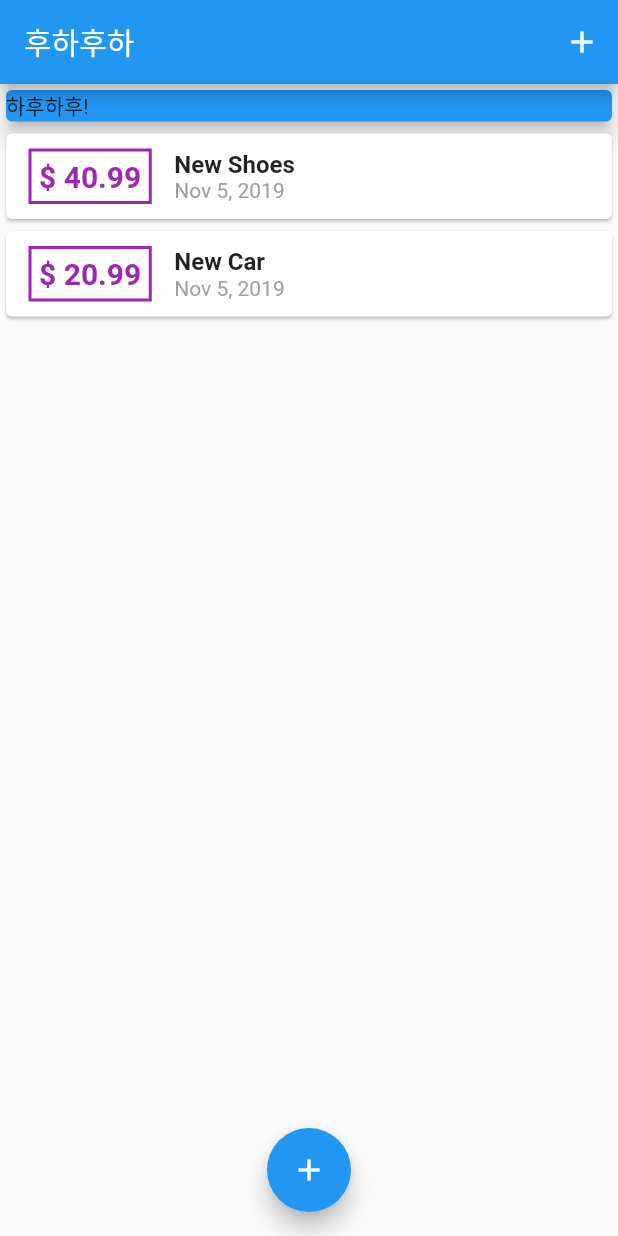
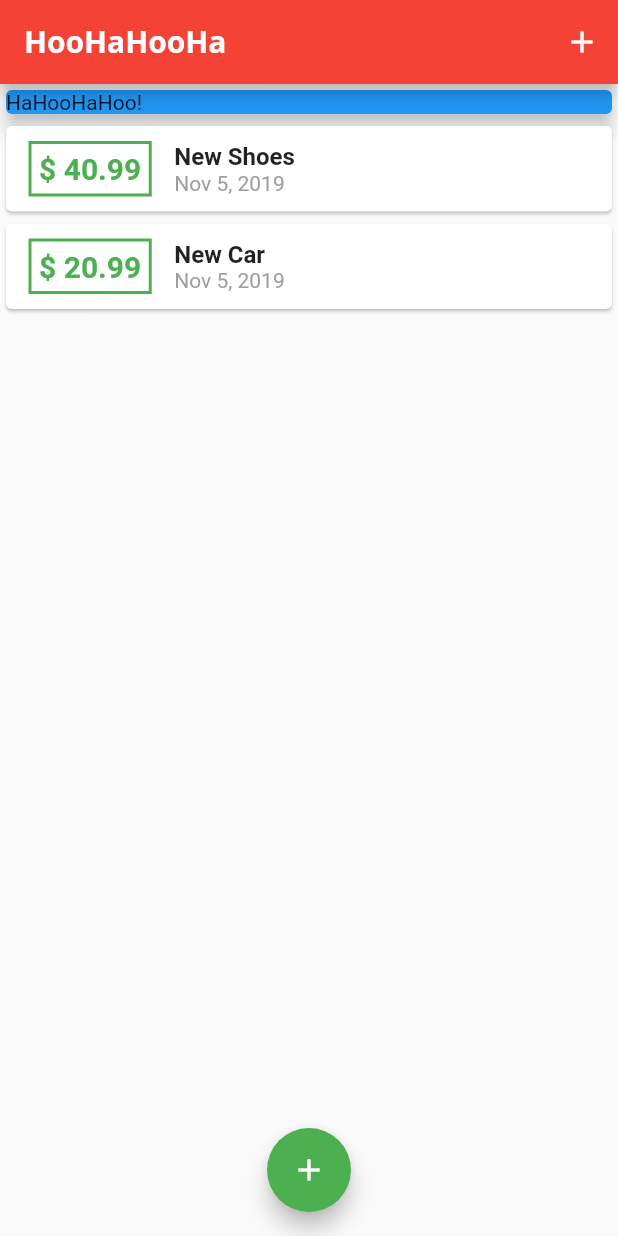
Before and after one commit to Jeff-EunKee-Kim/expense_app, a Flutter app: the screen it shows after launch, on a phone screen of 412 x 824 dp. Run offline on Flutter 3.47's test engine with Material 2 defaults, Android fonts, the phone set to English and light mode, and no system bars; Roboto replaces fonts that are missing (Open Sans).

Commit message:
changed theme

```diff
--- a/lib/main.dart
+++ b/lib/main.dart
@@ -11,10 +11,25 @@ class MyApp extends StatelessWidget {
   Widget build(BuildContext context) {
     return MaterialApp(
       debugShowCheckedModeBanner: false,
-      title: 'Expense App',
+      title: '메롱',
       theme: ThemeData(
-        primarySwatch: Colors.blue,
-      ),
+          primarySwatch: Colors.red,
+          accentColor: Colors.green,
+          fontFamily: 'Quicksand',
+          textTheme: ThemeData.light().textTheme.copyWith(
+              title: TextStyle(
+                fontFamily: 'Open Sans',
+                fontWeight: FontWeight.bold,
+                fontSize: 20,
+              )),
+          appBarTheme: AppBarTheme(
+            textTheme: ThemeData.light().textTheme.copyWith(
+                    title: TextStyle(
+                  fontFamily: 'OpenSans',
+                  fontSize: 20,
+                  fontWeight: FontWeight.bold,
+                )),
+          )),
       home: MyHomePage(),
     );
   }
@@ -69,7 +84,7 @@ class _MyHomePageState extends State<MyHomePage> {
   Widget build(BuildContext context) {
     return Scaffold(
       appBar: AppBar(
-        title: Text('후하후하'),
+        title: Text('HooHaHooHa', style: TextStyle(fontFamily: 'Open Sans')),
         actions: <Widget>[
           IconButton(
             icon: Icon(
@@ -88,7 +103,9 @@ class _MyHomePageState extends State<MyHomePage> {
               width: double.infinity,
               child: Card(
                 color: Colors.blue,
-                child: Text('하후하후!'),
+                child: Text(
+                  'HaHooHaHoo!',
+                ),
                 elevation: 5,
               ),
             ),
--- a/lib/widgets/new_transaction.dart
+++ b/lib/widgets/new_transaction.dart
@@ -23,6 +23,8 @@ class _NewTransactionState extends State<NewTransaction> {
     }
 
     widget.addText(enteredTitle, enteredAmount);
+
+    Navigator.of(context).pop();
   }
 
   @override
--- a/lib/widgets/transaction_list.dart
+++ b/lib/widgets/transaction_list.dart
@@ -24,7 +24,7 @@ class TransactionList extends StatelessWidget {
                   ),
                   decoration: BoxDecoration(
                     border: Border.all(
-                      color: Colors.purple,
+                      color: Theme.of(context).accentColor,
                       width: 2,
                     ),
                   ),
@@ -34,7 +34,7 @@ class TransactionList extends StatelessWidget {
                     style: TextStyle(
                       fontWeight: FontWeight.bold,
                       fontSize: 20,
-                      color: Colors.purple,
+                      color: Theme.of(context).accentColor,
                     ),
                   ),
                 ),
--- a/lib/widgets/user_transactions.dart
+++ b/lib/widgets/user_transactions.dart
@@ -1,22 +1,22 @@
-import 'package:flutter/material.dart';
+// import 'package:flutter/material.dart';
 
-import './transaction_list.dart';
-import './new_transaction.dart';
-import '../models/transaction.dart';
+// import './transaction_list.dart';
+// import './new_transaction.dart';
+// import '../main.dart';
 
-class UserTransactions extends StatefulWidget {
-  @override
-  _UserTransactionsState createState() => _UserTransactionsState();
-}
+// class UserTransactions extends StatefulWidget {
+//   @override
+//   _UserTransactionsState createState() => _UserTransactionsState();
+// }
 
-class _UserTransactionsState extends State<UserTransactions> {
+// class _UserTransactionsState extends State<UserTransactions> {
 
-  @override
-  Widget build(BuildContext context) {
-    return Column(
-      children: <Widget>[
-        NewTransaction(_addNewTransactions),
-      ],
-    );
-  }
-}
+//   @override
+//   Widget build(BuildContext context) {
+//     return Column(
+//       children: <Widget>[
+//         NewTransaction(),
+//       ],
+//     );
+//   }
+// }
```
Also changed, not shown: pubspec.yaml (+12 -6 lines), assets/fonts/OpenSans-Bold.ttf (added), assets/fonts/OpenSans-Regular.ttf (added), assets/fonts/Quicksand-Bold.ttf (added), assets/fonts/Quicksand-Light.ttf (added), assets/fonts/Quicksand-Medium.ttf (added), assets/fonts/Quicksand-Regular.ttf (added).
